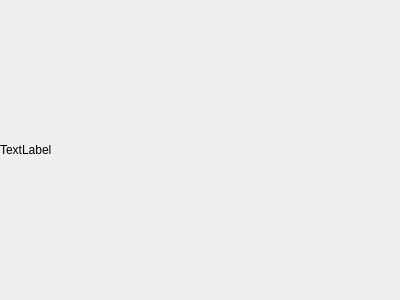
Qt form VideoChatPlugin/VideoChat.ui (Ying-hw/QQPlugin) before a commit.
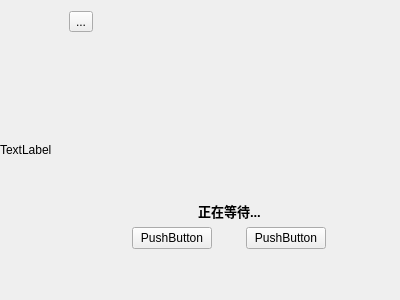
The same form after that commit.

```diff
--- a/VideoChatPlugin/VideoChat.ui
+++ b/VideoChatPlugin/VideoChat.ui
@@ -33,6 +33,169 @@
      </property>
     </widget>
    </item>
+   <item row="0" column="1">
+    <widget class="QWidget" name="HintWidget" native="true">
+     <layout class="QGridLayout" name="gridLayout_5">
+      <item row="0" column="0">
+       <layout class="QGridLayout" name="gridLayout_2">
+        <item row="0" column="0">
+         <widget class="QToolButton" name="BtnFriendInfo">
+          <property name="text">
+           <string>...</string>
+          </property>
+         </widget>
+        </item>
+        <item row="0" column="1">
+         <spacer name="horizontalSpacer">
+          <property name="orientation">
+           <enum>Qt::Horizontal</enum>
+          </property>
+          <property name="sizeHint" stdset="0">
+           <size>
+            <width>40</width>
+            <height>20</height>
+           </size>
+          </property>
+         </spacer>
+        </item>
+       </layout>
+      </item>
+      <item row="1" column="0">
+       <spacer name="verticalSpacer">
+        <property name="orientation">
+         <enum>Qt::Vertical</enum>
+        </property>
+        <property name="sizeHint" stdset="0">
+         <size>
+          <width>20</width>
+          <height>189</height>
+         </size>
+        </property>
+       </spacer>
+      </item>
+      <item row="2" column="0">
+       <layout class="QGridLayout" name="gridLayout_4">
+        <item row="0" column="0">
+         <spacer name="horizontalSpacer_5">
+          <property name="orientation">
+           <enum>Qt::Horizontal</enum>
+          </property>
+          <property name="sizeHint" stdset="0">
+           <size>
+            <width>40</width>
+            <height>20</height>
+           </size>
+          </property>
+         </spacer>
+        </item>
+        <item row="0" column="1">
+         <widget class="QLabel" name="LabState">
+          <property name="font">
+           <font>
+            <pointsize>10</pointsize>
+            <weight>75</weight>
+            <bold>true</bold>
+           </font>
+          </property>
+          <property name="text">
+           <string>正在等待...</string>
+          </property>
+         </widget>
+        </item>
+        <item row="0" column="2">
+         <spacer name="horizontalSpacer_6">
+          <property name="orientation">
+           <enum>Qt::Horizontal</enum>
+          </property>
+          <property name="sizeHint" stdset="0">
+           <size>
+            <width>40</width>
+            <height>20</height>
+           </size>
+          </property>
+         </spacer>
+        </item>
+       </layout>
+      </item>
+      <item row="3" column="0">
+       <layout class="QGridLayout" name="gridLayout_3">
+        <item row="0" column="4">
+         <spacer name="horizontalSpacer_3">
+          <property name="orientation">
+           <enum>Qt::Horizontal</enum>
+          </property>
+          <property name="sizeHint" stdset="0">
+           <size>
+            <width>40</width>
+            <height>20</height>
+           </size>
+          </property>
+         </spacer>
+        </item>
+        <item row="0" column="0">
+         <spacer name="horizontalSpacer_4">
+          <property name="orientation">
+           <enum>Qt::Horizontal</enum>
+          </property>
+          <property name="sizeHint" stdset="0">
+           <size>
+            <width>40</width>
+            <height>20</height>
+           </size>
+          </property>
+         </spacer>
+        </item>
+        <item row="0" column="2">
+         <spacer name="horizontalSpacer_2">
+          <property name="orientation">
+           <enum>Qt::Horizontal</enum>
+          </property>
+          <property name="sizeType">
+           <enum>QSizePolicy::Minimum</enum>
+          </property>
+          <property name="sizeHint" stdset="0">
+           <size>
+            <width>28</width>
+            <height>20</height>
+           </size>
+          </property>
+         </spacer>
+        </item>
+        <item row="0" column="1">
+         <widget class="QPushButton" name="BtnConsent">
+          <property name="text">
+           <string>PushButton</string>
+          </property>
+         </widget>
+        </item>
+        <item row="0" column="3">
+         <widget class="QPushButton" name="BtnRejective">
+          <property name="text">
+           <string>PushButton</string>
+          </property>
+         </widget>
+        </item>
+        <item row="1" column="2">
+         <spacer name="verticalSpacer_2">
+          <property name="orientation">
+           <enum>Qt::Vertical</enum>
+          </property>
+          <property name="sizeType">
+           <enum>QSizePolicy::Minimum</enum>
+          </property>
+          <property name="sizeHint" stdset="0">
+           <size>
+            <width>20</width>
+            <height>40</height>
+           </size>
+          </property>
+         </spacer>
+        </item>
+       </layout>
+      </item>
+     </layout>
+    </widget>
+   </item>
   </layout>
  </widget>
  <layoutdefault spacing="6" margin="11"/>
```
